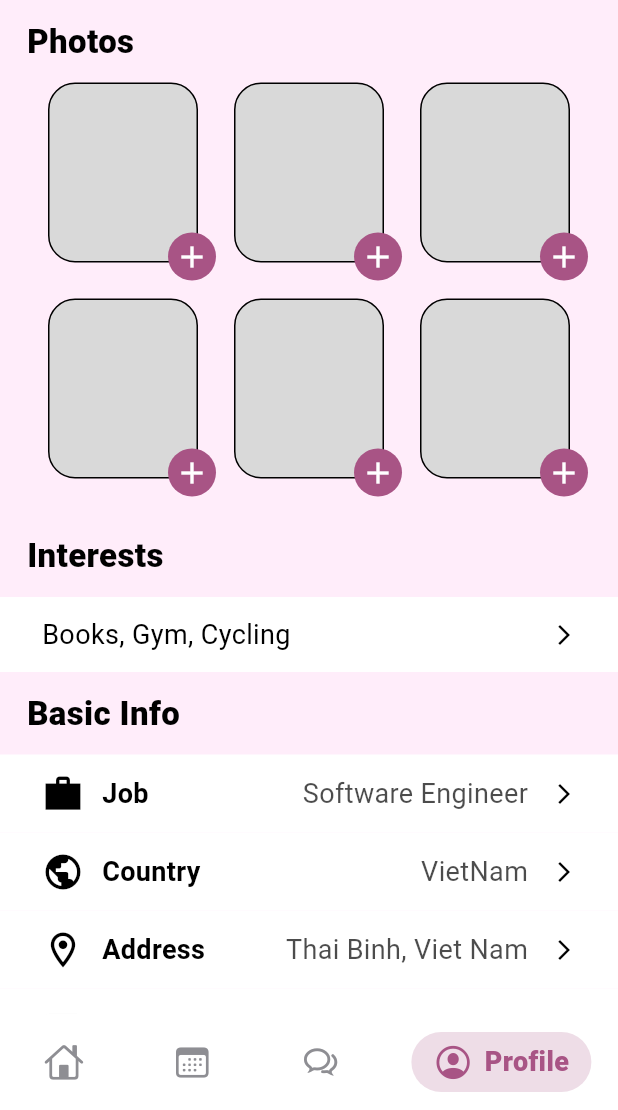
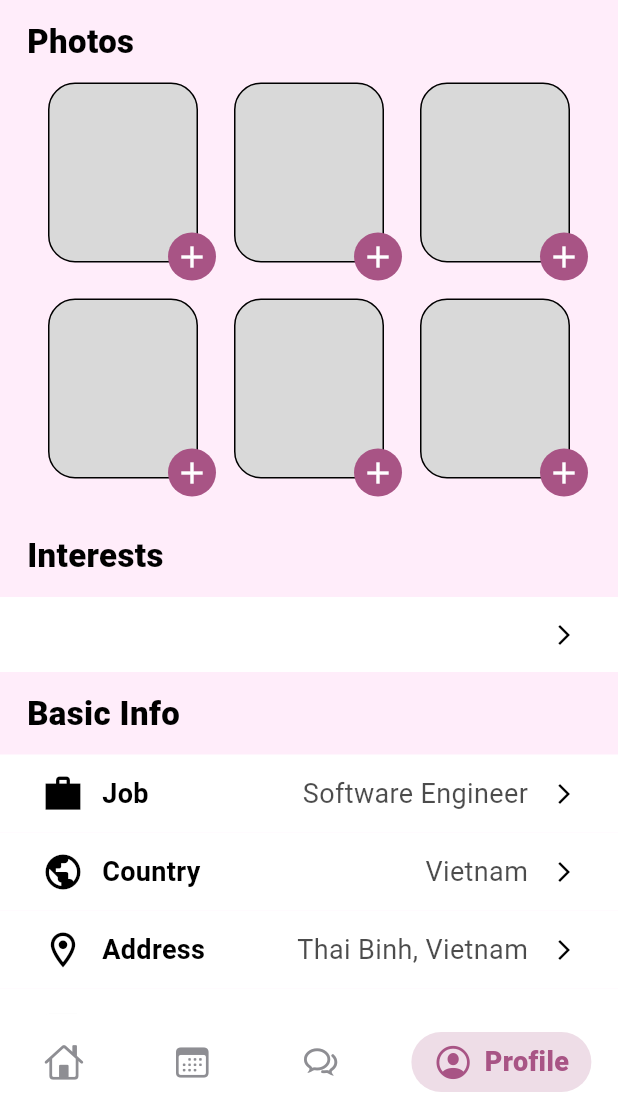
Before and after one commit to hungdungn47/LoveQuest, a Flutter app: the screen it shows after launch, item 4 of the bottom bar chosen, on a phone screen of 412 x 824 dp, the part 126-1236 px from its top. Run offline on Flutter 3.47's test engine with Material 3 defaults, Android fonts, the phone set to English and light mode, and no system bars; drawn by our look-alikes of persistent_bottom_nav_bar; our stand-ins replace audioplayers, circular_countdown_timer, dio, get, get_storage, logger and 1 more; network calls fail.

Commit message:
feat: Update user's info in user profile with GetxController (frontend only)

```diff
--- a/lib/features/profile/presentations/profile.controller.dart
+++ b/lib/features/profile/presentations/profile.controller.dart
@@ -1,5 +1,44 @@
 import 'package:get/get.dart';
 
 class ProfileController extends GetxController {
+  var job = "Software Engineer".obs;
+  var country = "Vietnam".obs;
+  var address = "Thai Binh, Vietnam".obs;
+  var email = "hungdungn47@gmail.com".obs;
+  var gender = "Male".obs;
+  final List<String> allInterests = [
+    "Books", "Gym", "Cycling", "Traveling", "Cooking", "Movies", "Music",
+    "Dancing", "Photography", "Gaming", "Hiking", "Writing", "Drawing",
+    "Swimming", "Yoga", "Fishing", "Shopping", "Technology", "Art", "Sports"
+  ];
 
+  var selectedInterests = <String>[].obs;
+
+  void toggleInterest(String interest) {
+    if (selectedInterests.contains(interest)) {
+      selectedInterests.remove(interest);
+    } else {
+      selectedInterests.add(interest);
+    }
+  }
+
+  void updateField(String field, String newValue) {
+    switch (field) {
+      case "Job":
+        job.value = newValue;
+        break;
+      case "Country":
+        country.value = newValue;
+        break;
+      case "Address":
+        address.value = newValue;
+        break;
+      case "Email":
+        email.value = newValue;
+        break;
+      case "Gender":
+        gender.value = newValue;
+        break;
+    }
+  }
 }
--- a/lib/features/profile/presentations/profile.page.dart
+++ b/lib/features/profile/presentations/profile.page.dart
@@ -23,7 +23,7 @@ class ProfilePage extends GetView<ProfileController> {
               child: Column(
                 children: [
                   PhotoPage(),
-                  InterestWidget(hobbies: ["Books", "Gym", "Cycling"],),
+                  InterestWidget(),
                   InfoPage()
               ],
             ),
--- a/lib/features/profile/widgets/info.dart
+++ b/lib/features/profile/widgets/info.dart
@@ -1,13 +1,25 @@
 import 'package:flutter/material.dart';
 
 import '../../../core/config/theme.dart';
+import '../presentations/edit_info.page.dart';
+import '../presentations/profile.controller.dart';
 import 'info_item.dart';
+import 'package:get/get.dart';
 
 class InfoPage extends StatelessWidget {
   const InfoPage({super.key});
 
+  void _navigateToEdit(BuildContext context, String title, RxString valueRx, ProfileController controller) async {
+    final result = await Get.to(() => EditFieldPage(title: title, currentValue: valueRx.value));
+    if (result != null && result is String && result.trim().isNotEmpty) {
+      controller.updateField(title, result.trim());
+    }
+  }
+
+
   @override
   Widget build(BuildContext context) {
+    final controller = Get.find<ProfileController>();
     return Column(
       crossAxisAlignment: CrossAxisAlignment.start,
       children: [
@@ -18,13 +30,66 @@ class InfoPage extends StatelessWidget {
               "Basic Info",
               style: Styles.bigTextW800,
             )),
-        InfoItem(icon: Icons.work_sharp, title: "Job", value: "Software Engineer",),
-        InfoItem(icon: Icons.public_outlined, title: "Country", value: "VietNam",),
-        InfoItem(icon: Icons.location_on_outlined, title: "Address", value: "Thai Binh, Viet Nam",),
-        InfoItem(icon: Icons.email_outlined, title: "Email", value: "hungdungn47@gmail.com",),
-        InfoItem(icon: Icons.female_outlined, title: "Gender", value: "Male",),
+        Obx(() => InfoItem(
+          icon: Icons.work_sharp,
+          title: "Job",
+          value: controller.job.value,
+          onTap: () => _navigateToEdit(context, "Job", controller.job, controller),
+        )),
+        Obx(() => InfoItem(
+          icon: Icons.public_outlined,
+          title: "Country",
+          value: controller.country.value,
+          onTap: () => _navigateToEdit(context, "Country", controller.country, controller),
+        )),
+        Obx(() => InfoItem(
+          icon: Icons.location_on_outlined,
+          title: "Address",
+          value: controller.address.value,
+          onTap: () => _navigateToEdit(context, "Address", controller.address, controller),
+        )),
+        Obx(() => InfoItem(
+          icon: Icons.email_outlined,
+          title: "Email",
+          value: controller.email.value,
+          onTap: () => _navigateToEdit(context, "Email", controller.email, controller),
+        )),
+        Obx(() => InfoItem(
+          icon: Icons.female_outlined,
+          title: "Gender",
+          value: controller.gender.value,
+          onTap: () => _navigateToEdit(context, "Gender", controller.gender, controller),
+        )),
         SizedBox(height: 32,)
       ],
     );
   }
 }
+//
+// Widget _buildInput(String title, TextEditingController textController, RxString valueRx) {
+//   switch (title) {
+//     case "Gender":
+//       return DropdownButtonFormField<String>(
+//         value: valueRx.value,
+//         items: ["Male", "Female", "Other"]
+//             .map((g) => DropdownMenuItem(value: g, child: Text(g)))
+//             .toList(),
+//         onChanged: (val) {
+//           if (val != null) textController.text = val;
+//         },
+//         decoration: InputDecoration(labelText: "Select gender"),
+//       );
+//     case "Email":
+//       return TextField(
+//         controller: textController,
+//         keyboardType: TextInputType.emailAddress,
+//         decoration: InputDecoration(labelText: "Enter email"),
+//       );
+//     default:
+//       return TextField(
+//         controller: textController,
+//         decoration: InputDecoration(labelText: "Edit $title"),
+//       );
+//   }
+// }
+//
--- a/lib/features/profile/widgets/info_item.dart
+++ b/lib/features/profile/widgets/info_item.dart
@@ -6,7 +6,8 @@ class InfoItem extends StatelessWidget {
   final String title;
   final String value;
   final IconData icon;
-  const InfoItem({super.key, required this.title, required this.value, required this.icon});
+  final VoidCallback? onTap;
+  const InfoItem({super.key, required this.title, required this.value, required this.icon, this.onTap});
 
   @override
   Widget build(BuildContext context) {
@@ -45,10 +46,13 @@ class InfoItem extends StatelessWidget {
                   SizedBox(
                     width: 16,
                   ),
-                  Icon(
-                    Icons.arrow_forward_ios_sharp,
-                    color: Colors.black,
-                    size: 16,
+                  GestureDetector(
+                    onTap: onTap,
+                    child: Icon(
+                      Icons.arrow_forward_ios_sharp,
+                      color: Colors.black,
+                      size: 16,
+                    ),
                   )
                 ],
               ))
--- a/lib/features/profile/widgets/interest_widget.dart
+++ b/lib/features/profile/widgets/interest_widget.dart
@@ -1,10 +1,13 @@
 import 'package:flutter/material.dart';
-
+import 'package:get/get.dart';
+import '../presentations/profile.controller.dart';
+import '../presentations/interests_selection.page.dart';
 import '../../../core/config/theme.dart';
 
 class InterestWidget extends StatelessWidget {
-  final List<String> hobbies;
-  const InterestWidget({super.key, required this.hobbies});
+  final ProfileController controller = Get.put(ProfileController());
+
+  InterestWidget({super.key});
 
   @override
   Widget build(BuildContext context) {
@@ -17,26 +20,31 @@ class InterestWidget extends StatelessWidget {
               "Interests",
               style: Styles.bigTextW800,
             )),
-        Container(
+        InkWell(
+          onTap: () => Get.to(() => SelectInterestPage()),
+          child: Container(
             padding: EdgeInsets.symmetric(vertical: 12, horizontal: 28),
             decoration: BoxDecoration(color: Colors.white),
             child: Row(
               children: [
                 Expanded(
-                  child: Text(
-                    _getStringFromList(hobbies),
+                  child: Obx(() => Text(
+                    controller.selectedInterests.join(", "),
                     style: Styles.mediumTextW500.copyWith(
                       fontWeight: FontWeight.w400,
                     ),
                     maxLines: 1,
                     overflow: TextOverflow.ellipsis,
                   )),
+                ),
+
                 Icon(
                   Icons.arrow_forward_ios_sharp,
                   color: Colors.black,
                   size: 16,
                 )
               ],
+            ),
           ),
         )
       ],
```
Also changed, not shown: lib/features/profile/presentations/edit_info.page.dart (added, +51 -0 lines), lib/features/profile/presentations/interests_selection.page.dart (added, +29 -0 lines). Lines whose indentation alone changed are shown as unchanged.
